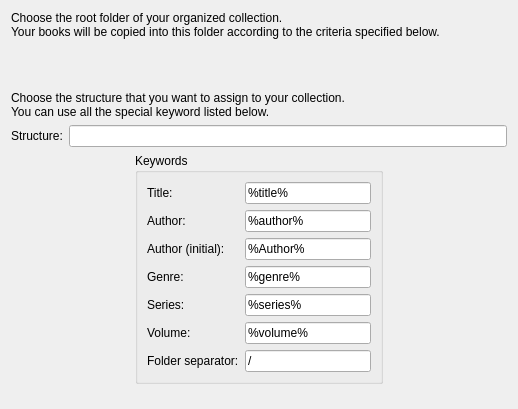
Above: managerpart/uis/collectionorganizerwidget.ui from KDE/bookmanager before the change. Below: the same form after it.
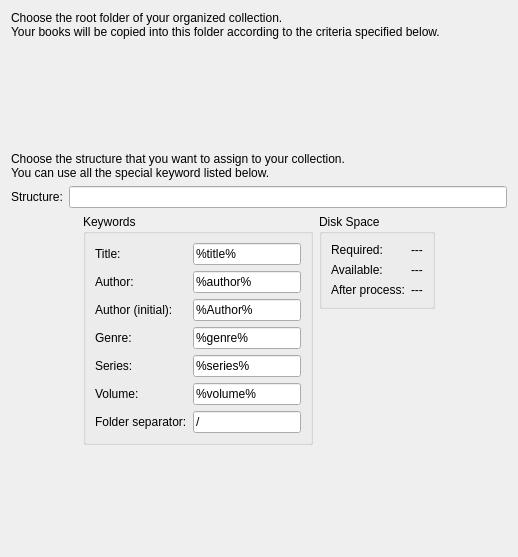
That is the form after the change. Custom widgets are drawn as their Qt base class.

Commit message:
Add OrganizeCollectionPage to the assistant
This page should call the library to organize the collection, or skip
the process if the collection is already structured.

```diff
--- a/managerpart/uis/collectionorganizerwidget.ui
+++ b/managerpart/uis/collectionorganizerwidget.ui
@@ -7,13 +7,13 @@
     <x>0</x>
     <y>0</y>
     <width>518</width>
-    <height>409</height>
+    <height>557</height>
    </rect>
   </property>
   <property name="windowTitle">
    <string>Form</string>
   </property>
-  <layout class="QVBoxLayout" name="verticalLayout" stretch="0,0,1,0,0,0,2">
+  <layout class="QVBoxLayout" name="verticalLayout_2">
    <item>
     <widget class="QLabel" name="rootFolderChoiceLabel">
      <property name="text">
@@ -36,7 +36,7 @@
      <property name="sizeHint" stdset="0">
       <size>
        <width>20</width>
-       <height>40</height>
+       <height>93</height>
       </size>
      </property>
     </spacer>
@@ -64,7 +64,7 @@
     </layout>
    </item>
    <item>
-    <layout class="QHBoxLayout" name="horizontalLayout_2" stretch="1,2,1">
+    <layout class="QHBoxLayout" name="horizontalLayout_2" stretch="0,0,0,0">
      <item>
       <spacer name="horizontalSpacer">
        <property name="orientation">
@@ -84,6 +84,9 @@
         <string>Keywords</string>
        </property>
        <layout class="QFormLayout" name="formLayout">
+        <property name="fieldGrowthPolicy">
+         <enum>QFormLayout::ExpandingFieldsGrow</enum>
+        </property>
         <item row="0" column="0">
          <widget class="QLabel" name="titleLabel">
           <property name="text">
@@ -203,6 +206,74 @@
        </layout>
       </widget>
      </item>
+     <item>
+      <layout class="QVBoxLayout" name="verticalLayout">
+       <item>
+        <widget class="QGroupBox" name="diskSpaceGroupBox">
+         <property name="title">
+          <string>Disk Space</string>
+         </property>
+         <layout class="QGridLayout" name="gridLayout">
+          <item row="0" column="0">
+           <widget class="QLabel" name="requiredLabel">
+            <property name="text">
+             <string>Required:</string>
+            </property>
+           </widget>
+          </item>
+          <item row="0" column="1">
+           <widget class="QLabel" name="requiredValueLabel">
+            <property name="text">
+             <string>---</string>
+            </property>
+           </widget>
+          </item>
+          <item row="1" column="0">
+           <widget class="QLabel" name="availableLabel">
+            <property name="text">
+             <string>Available:</string>
+            </property>
+           </widget>
+          </item>
+          <item row="1" column="1">
+           <widget class="QLabel" name="availableValueLabel">
+            <property name="text">
+             <string>---</string>
+            </property>
+           </widget>
+          </item>
+          <item row="2" column="0">
+           <widget class="QLabel" name="afterProcessLabel">
+            <property name="text">
+             <string>After process:</string>
+            </property>
+           </widget>
+          </item>
+          <item row="2" column="1">
+           <widget class="QLabel" name="afterProcessValueLabel">
+            <property name="text">
+             <string>---</string>
+            </property>
+           </widget>
+          </item>
+         </layout>
+        </widget>
+       </item>
+       <item>
+        <spacer name="verticalSpacer_3">
+         <property name="orientation">
+          <enum>Qt::Vertical</enum>
+         </property>
+         <property name="sizeHint" stdset="0">
+          <size>
+           <width>20</width>
+           <height>40</height>
+          </size>
+         </property>
+        </spacer>
+       </item>
+      </layout>
+     </item>
      <item>
       <spacer name="horizontalSpacer_2">
        <property name="orientation">
```
The commit also changes 2 other files.
